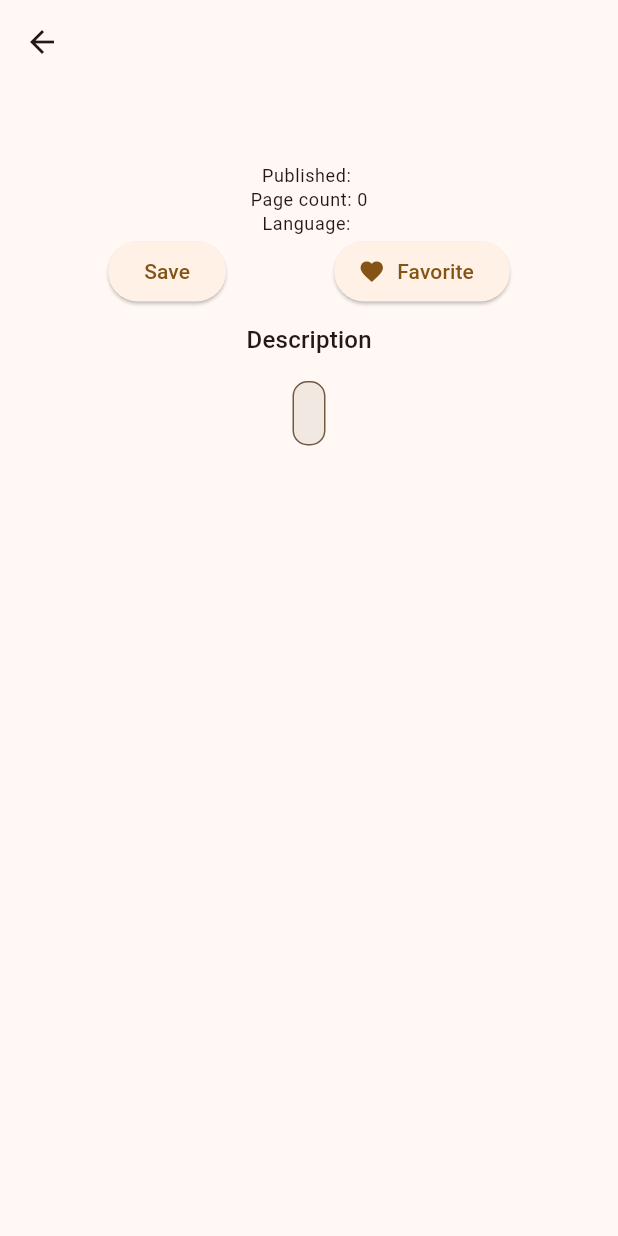
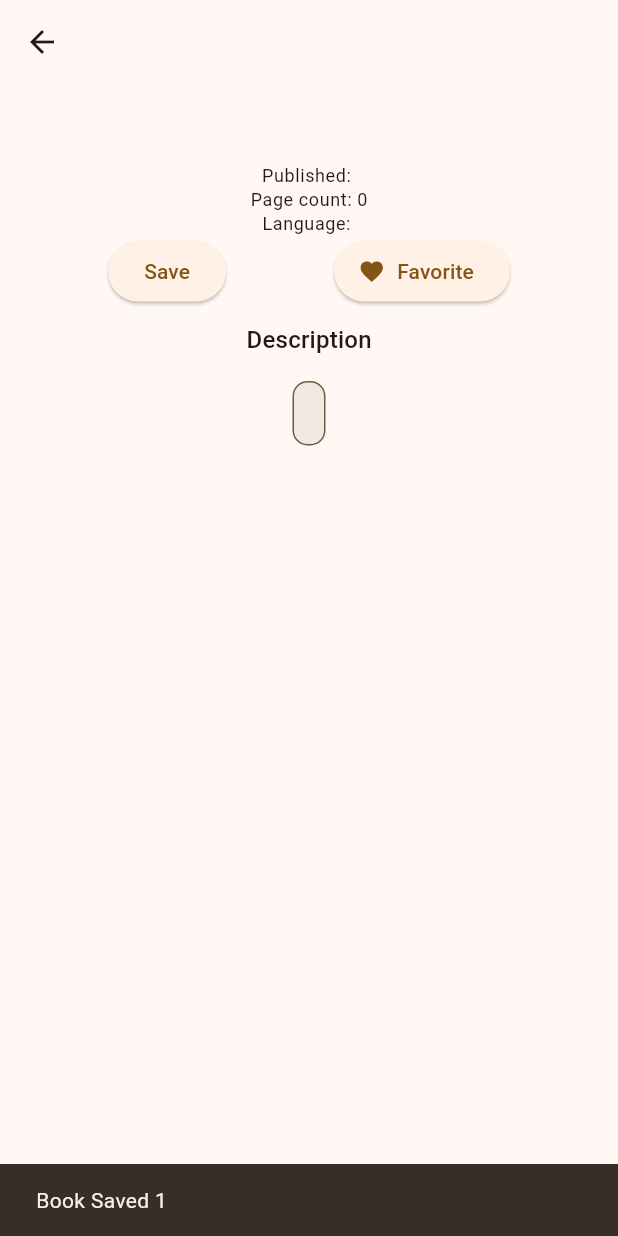
Before and after one commit to pdichone/flutter-course-a-reader-app, a Flutter app: the BookDetailsScreen screen opened directly with empty values, after a tap on "Save", on a phone screen of 412 x 824 dp. Run offline on Flutter 3.47's test engine with Material 3 defaults, Android fonts, the phone set to English and light mode, and no system bars; our stand-ins replace sqflite; accounts and stored records are empty.

Commit message:
Save books and read all books for db

```diff
--- a/lib/models/book.dart
+++ b/lib/models/book.dart
@@ -65,7 +65,7 @@ class Book {
       'publisher': publisher,
       'publishedDate': publishedDate,
       'description': description,
-      'favorite': isFavorite ? 1 : 0,
+      // 'favorite': isFavorite ? 1 : 0,
       'industryIdentifiers':
           json.encode(industryIdentifiers), // Serialize map to a JSON string
       'pageCount': pageCount,
@@ -97,7 +97,7 @@ class Book {
       imageLinks: jsonObject['imageLinks'] is String
           ? Map.from(json.decode(jsonObject['imageLinks']))
           : {},
-      isFavorite: (jsonObject['favorite'] as int) == 1,
+      // isFavorite: (jsonObject['favorite'] as int) == 1,
       previewLink: jsonObject['previewLink'] as String,
       infoLink: jsonObject['infoLink'] as String,
     );
--- a/lib/pages/books_details.dart
+++ b/lib/pages/books_details.dart
@@ -1,4 +1,5 @@
 import 'package:flutter/material.dart';
+import 'package:reader_tracker/db/database_helper.dart';
 import 'package:reader_tracker/models/book.dart';
 import 'package:reader_tracker/utils/book_details_arguments.dart';
 
@@ -59,9 +60,32 @@ class _BookDetailsScreenState extends State<BookDetailsScreen> {
                   Row(
                     mainAxisAlignment: MainAxisAlignment.spaceEvenly,
                     children: [
-                      ElevatedButton(onPressed: () {}, child: Text('Save')),
+                      ElevatedButton(
+                          onPressed: () async {
+                            // save a book to the datase
+                            try {
+                              int savedInt =
+                                  await DatabaseHelper.instance.insert(book);
+                              SnackBar snackBar = SnackBar(
+                                  content: Text("Book Saved $savedInt"));
+                              ScaffoldMessenger.of(context)
+                                  .showSnackBar(snackBar);
+                            } catch (e) {
+                              print("Error: $e");
+                            }
+                          },
+                          child: Text('Save')),
                       ElevatedButton.icon(
-                          onPressed: () {},
+                          onPressed: () async {
+                            try {
+                              await DatabaseHelper.instance
+                                  .readAllBooks()
+                                  .then((books) => {
+                                        for (var book in books)
+                                          {print("Title: ${book.title}")}
+                                      });
+                            } catch (e) {}
+                          },
                           icon: Icon(Icons.favorite),
                           label: Text('Favorite'))
                     ],
```
